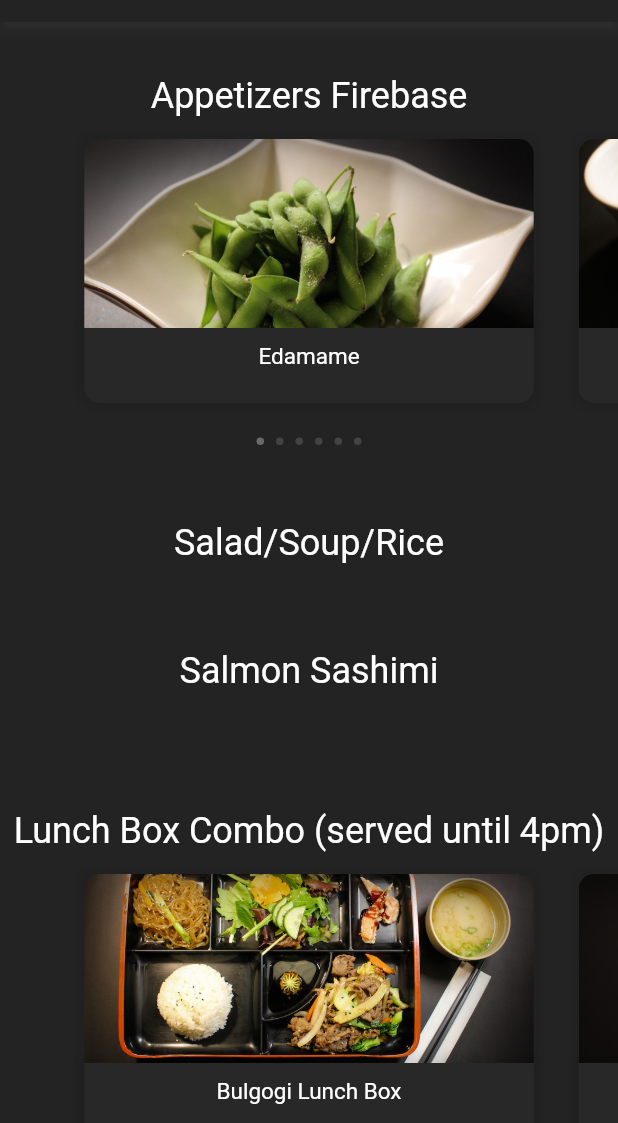
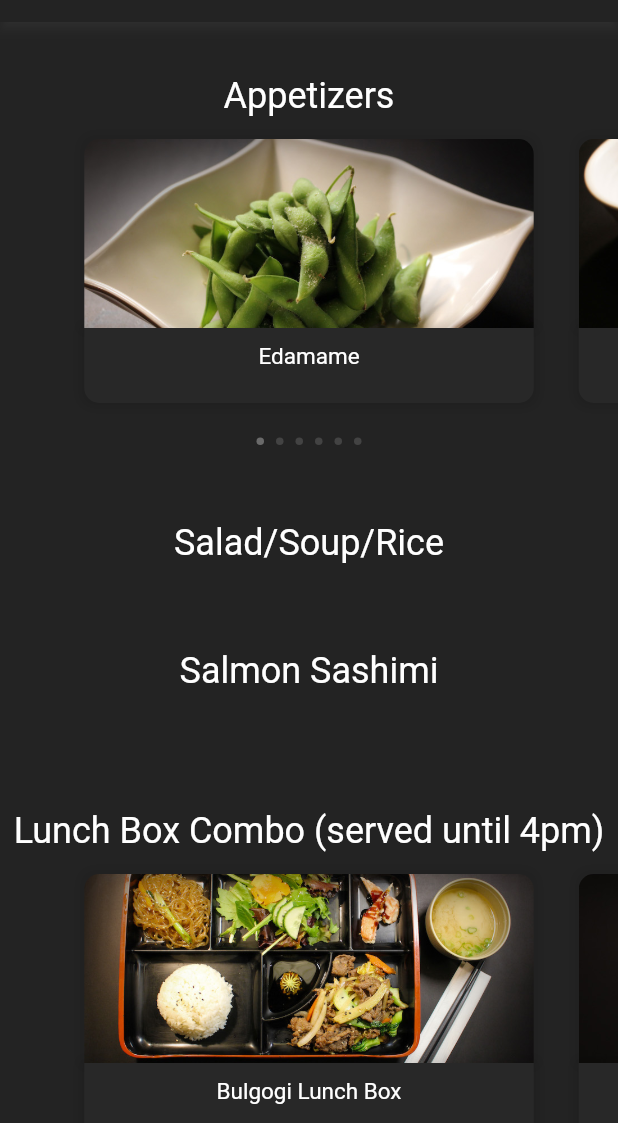
Before and after one commit to kiwiimenu/daonsushinew, a Flutter app: the screen it shows after launch, on a phone screen of 412 x 824 dp, the part 113-1236 px from its top. Run offline on Flutter 3.47's test engine with Material 2 defaults, Android fonts, the phone set to English and light mode, and no system bars; drawn by our look-alikes of carousel_slider; Roboto replaces fonts that are missing (--apple-system).

```diff
--- a/lib/main.dart
+++ b/lib/main.dart
@@ -127,7 +127,7 @@ class _MyHomePageState extends State<MyHomePage> {
                         child: Column(children: [
                       Container(
                           child: makeCategory(
-                              context, app, "Appetizers Firebase", 1)),
+                              context, app, "Appetizers", 1)),
                       Container(
                         padding: EdgeInsets.only(
                             left: 35, right: 35, top: 15, bottom: 15),
```
Also changed, not shown: 1 other file.
